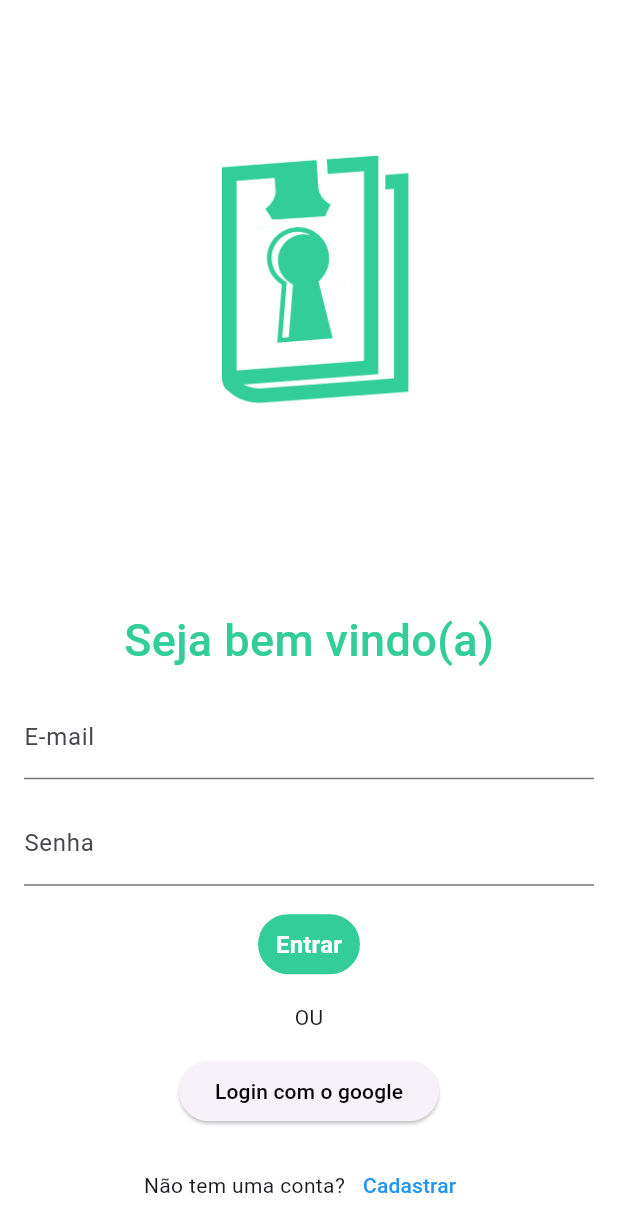
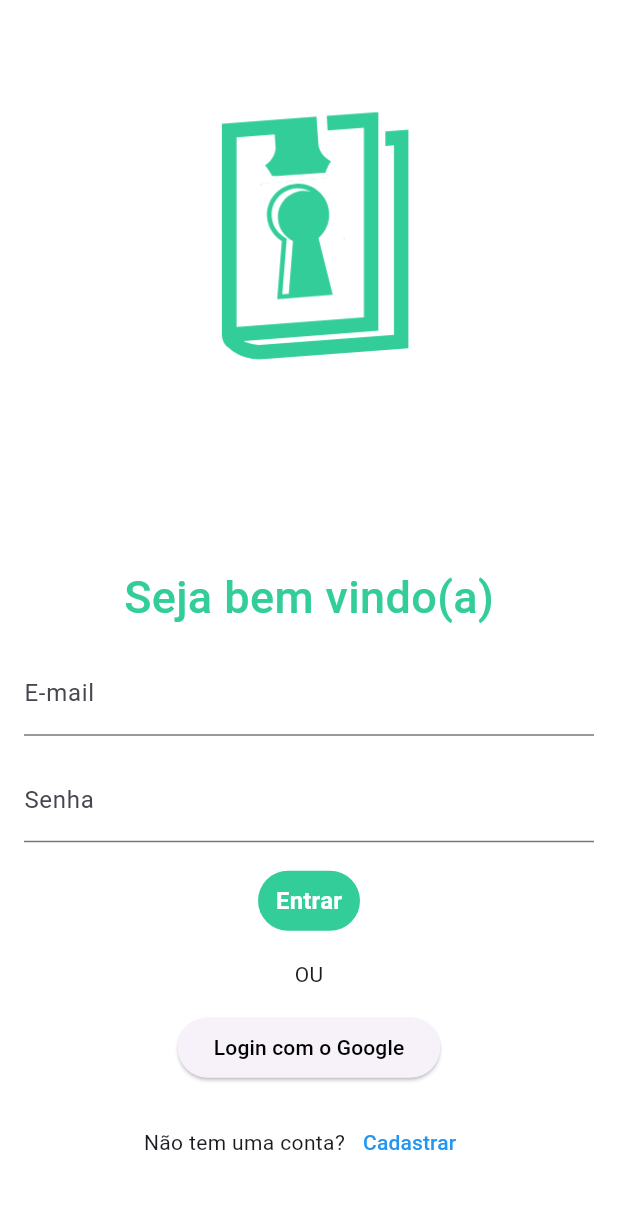
Before and after one commit to RONALDWITHER/Appdiariopessoal, a Flutter app: the screen it shows after launch, on a phone screen of 412 x 824 dp. Shown: the top 1232 px of the screen. Run offline on Flutter 3.47's test engine with Material 3 defaults, Android fonts, the phone set to English and light mode, and no system bars; our stand-ins replace firebase_auth, firebase_core, google_sign_in; accounts and stored records are empty.

Commit message:
att das funções na interface

```diff
--- a/lib/main.dart
+++ b/lib/main.dart
@@ -1,6 +1,5 @@
 import 'package:appdiario/firebase_options.dart';
 import 'package:appdiario/paginas/telaDeLogin.dart';
-import 'package:appdiario/paginas/telacadastro.dart';
 import 'package:flutter/material.dart';
 import 'package:firebase_core/firebase_core.dart';
 
--- a/lib/paginas/telaDeLogin.dart
+++ b/lib/paginas/telaDeLogin.dart
@@ -1,5 +1,8 @@
 import 'package:appdiario/paginas/telacadastro.dart';
+import 'package:appdiario/paginas/telainicial.dart';
 import 'package:flutter/material.dart';
+import 'package:firebase_auth/firebase_auth.dart';
+import 'package:google_sign_in/google_sign_in.dart';
 
 class telaDelogin extends StatefulWidget {
   const telaDelogin({super.key});
@@ -9,14 +12,66 @@ class telaDelogin extends StatefulWidget {
 }
 
 class _telaDeloginState extends State<telaDelogin> {
+  final _emailController = TextEditingController();
+  final _passwordController = TextEditingController();
+
+  @override
+  void dispose() {
+    _emailController.dispose();
+    _passwordController.dispose();
+    super.dispose();
+  }
+
+  Future<void> _signInWithGoogle() async {
+    try {
+      final GoogleSignInAccount? googleUser = await GoogleSignIn().signIn();
+      if (googleUser == null) return;
+
+      final GoogleSignInAuthentication googleAuth =
+          await googleUser.authentication;
+
+      final AuthCredential credential = GoogleAuthProvider.credential(
+        accessToken: googleAuth.accessToken,
+        idToken: googleAuth.idToken,
+      );
+
+      await FirebaseAuth.instance.signInWithCredential(credential);
+
+      Navigator.of(context).pushReplacement(
+        MaterialPageRoute(builder: (context) => Telainicial()),
+      );
+    } catch (e) {
+      ScaffoldMessenger.of(context).showSnackBar(
+        SnackBar(content: Text("Erro ao fazer login: $e")),
+      );
+    }
+  }
+
+  Future<void> _signInWithEmail() async {
+    try {
+      await FirebaseAuth.instance.signInWithEmailAndPassword(
+        email: _emailController.text.trim(),
+        password: _passwordController.text.trim(),
+      );
+      Navigator.of(context).pushReplacement(
+        MaterialPageRoute(builder: (context) => Telainicial()),
+      );
+    } catch (e) {
+      ScaffoldMessenger.of(context).showSnackBar(
+        SnackBar(content: Text("Erro ao fazer login: $e")),
+      );
+    }
+  }
+
   @override
   Widget build(BuildContext context) {
     return Scaffold(
+      resizeToAvoidBottomInset: true,
       backgroundColor: Colors.white,
-      body: Center(
+      body: SingleChildScrollView(
         child: Column(
           children: [
-            SizedBox(height: 30),
+            const SizedBox(height: 1),
             Image.asset(
               'assets/imagens/life.png',
               height: 330,
@@ -44,37 +99,44 @@ class _telaDeloginState extends State<telaDelogin> {
                     const SizedBox(height: 15),
                     Flexible(
                       child: TextField(
-                      decoration: InputDecoration(
+                        controller: _emailController,
+                        decoration: const InputDecoration(
                             labelText: "E-mail",
                             hintText: "emailexemplo@gmail.com",
+                            hintStyle: TextStyle(
+                                color: Color.fromARGB(151, 103, 103, 104))),
                       ),
-                    )),
+                    ),
                     const SizedBox(height: 15),
                     Flexible(
                       child: TextField(
-                      decoration: InputDecoration(
+                        controller: _passwordController,
+                        obscureText: true,
+                        decoration: const InputDecoration(
                           labelText: "Senha",
                         ),
-                    )),
+                      ),
+                    ),
                     const SizedBox(height: 15),
                     TextButton(
-                        onPressed: () {},
+                      onPressed: _signInWithEmail,
                       style: TextButton.styleFrom(
-                            backgroundColor: Color(0xFF32CD99)),
+                          backgroundColor: const Color(0xFF32CD99)),
                       child: const Text(
                         'Entrar',
                         style: TextStyle(
                             color: Colors.white,
                             fontSize: 16,
                             fontWeight: FontWeight.w600),
-                        )),
+                      ),
+                    ),
                     const SizedBox(height: 15),
                     const Text('OU'),
                     const SizedBox(height: 15),
                     ElevatedButton(
-                      onPressed: () {},
+                      onPressed: _signInWithGoogle,
                       child: const Text(
-                        "Login com o google",
+                        "Login com o Google",
                         style: TextStyle(
                             color: Colors.black, fontWeight: FontWeight.w500),
                       ),
```
Also changed, not shown: lib/paginas/telacadastro.dart (+20 -55 lines). Lines whose indentation alone changed are shown as unchanged.
